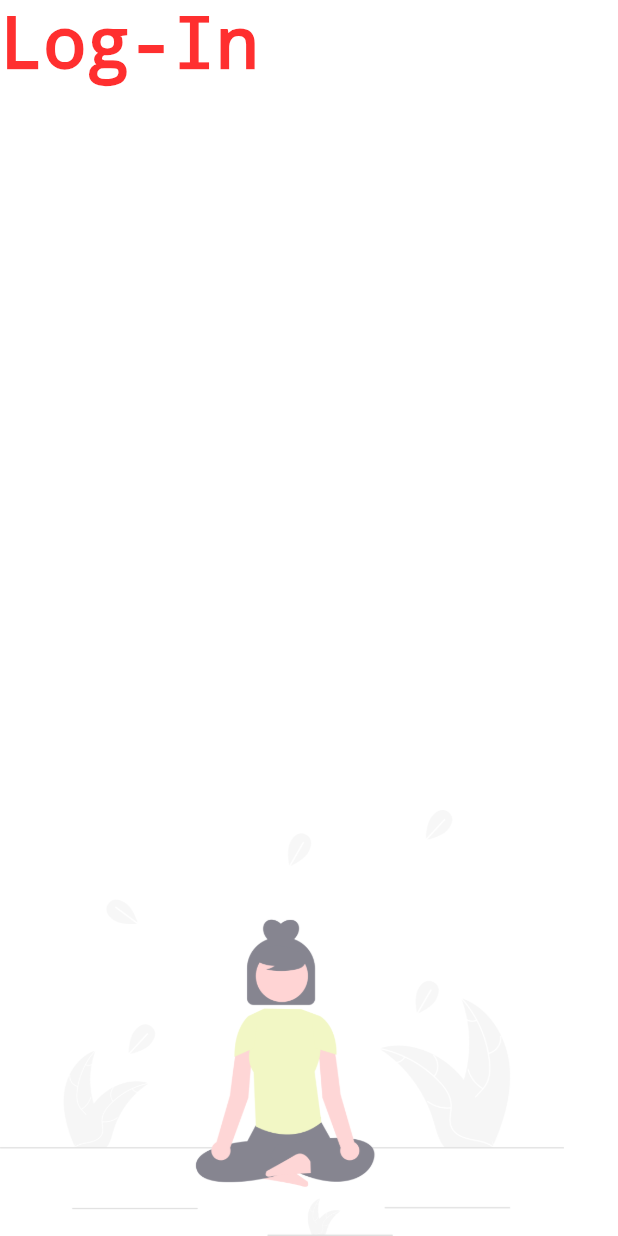
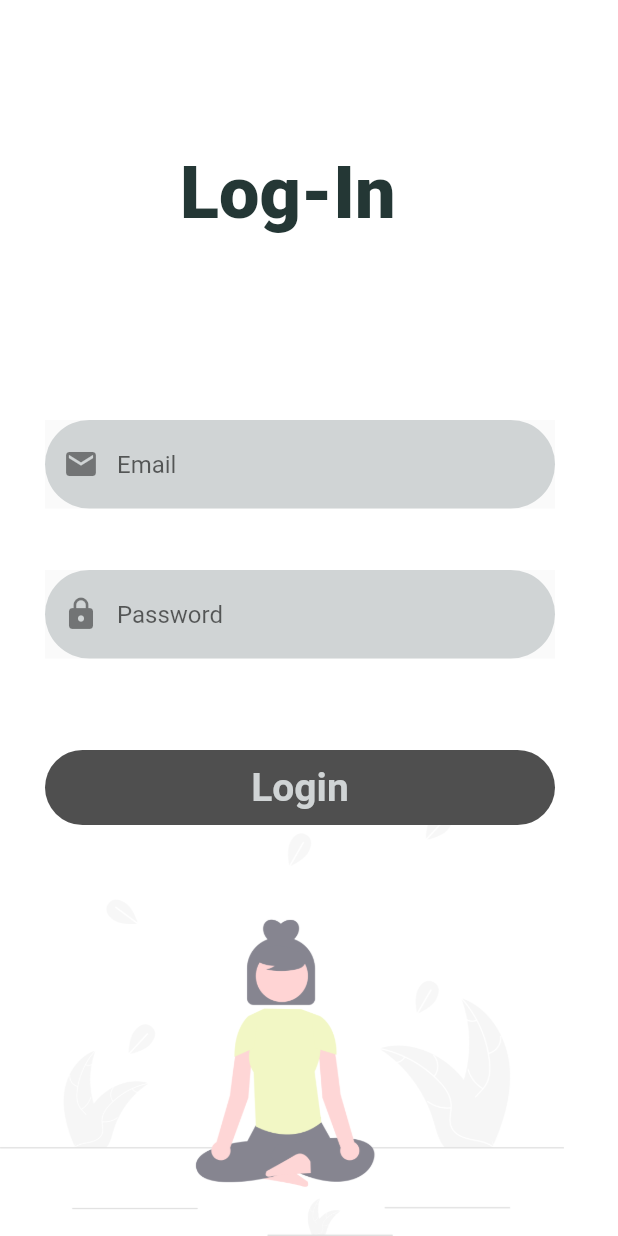
Before and after one commit to MEROO1010/fitness-club, a Flutter app: the login screen opened directly, on a phone screen of 412 x 824 dp. Run offline on Flutter 3.47's test engine with Material 2 defaults, Android fonts, the phone set to English and light mode, and no system bars; our stand-ins replace hexcolor, page_transition; missing offline and left inert: introduction_slider, splash_screen_view; Roboto replaces fonts that are missing (Rubik-Medium.ttf, Rubik-SemiBold.ttf).

Commit message:
added  fonts  and updated  pages

```diff
--- a/lib/screens/pages/login.dart
+++ b/lib/screens/pages/login.dart
@@ -1,4 +1,5 @@
 import 'package:flutter/material.dart';
+import 'package:hexcolor/hexcolor.dart';
 
 class login extends StatefulWidget {
   const login({super.key});
@@ -22,9 +23,72 @@ class _loginState extends State<login> {
         Container(
           child: Text(
             'Log-In',
-            style: TextStyle(decoration: TextDecoration.none),
+            style: TextStyle(
+                decoration: TextDecoration.none,
+                fontFamily: 'Rubik-Medium.ttf',
+                color: HexColor('#243735')),
           ),
+          padding: EdgeInsets.only(left: 120, top: 100),
         ),
+        Padding(
+            padding: EdgeInsets.only(top: 280, left: 30),
+            child: Container(
+              child: Material(
+                child: TextField(
+                  decoration: InputDecoration(
+                      focusColor: Colors.amberAccent,
+                      hintText: 'Email',
+                      prefixIcon: Icon(Icons.email),
+                      border: OutlineInputBorder(),
+                      filled: true,
+                      fillColor: HexColor('#D0D4D5'),
+                      enabledBorder: OutlineInputBorder(
+                          borderSide: BorderSide.none,
+                          borderRadius: BorderRadius.circular(50))),
+                ),
+              ),
+              width: 340,
+            )),
+        Padding(
+            padding: EdgeInsets.only(top: 380, left: 30),
+            child: Container(
+              child: Material(
+                child: TextField(
+                  decoration: InputDecoration(
+                      focusColor: Colors.amberAccent,
+                      hintText: 'Password',
+                      prefixIcon: Icon(Icons.lock),
+                      border: OutlineInputBorder(),
+                      filled: true,
+                      fillColor: HexColor('#D0D4D5'),
+                      enabledBorder: OutlineInputBorder(
+                          borderSide: BorderSide.none,
+                          borderRadius: BorderRadius.circular(50))),
+                ),
+              ),
+              width: 340,
+            )),
+        Container(
+          padding: EdgeInsets.only(top: 500, left: 30),
+          child: TextButton(
+            onPressed: () {
+              //Navigator.pushNamed(context, '/cappuccino');
+            },
+            child: Text('Login',
+                style: TextStyle(
+                    fontSize: 26,
+                    fontFamily: "Rubik-SemiBold.ttf",
+                    fontWeight: FontWeight.bold,
+                    color: HexColor("#D0D4D5"))),
+            style: ElevatedButton.styleFrom(
+                primary: HexColor("#4F4F4F"),
+                shadowColor: Colors.black,
+                shape: RoundedRectangleBorder(
+                  borderRadius: new BorderRadius.circular(30.0),
+                ),
+                minimumSize: Size(340, 50)),
+          ),
+        )
       ],
     );
   }
```
Also changed, not shown: pubspec.yaml (+10 -6 lines), assets/fonts/Rubik-Bold.ttf (added), assets/fonts/Rubik-Light.ttf (added), assets/fonts/Rubik-Medium.ttf (added), assets/fonts/Rubik-Regular.ttf (added), assets/fonts/Rubik-SemiBold.ttf (added).
